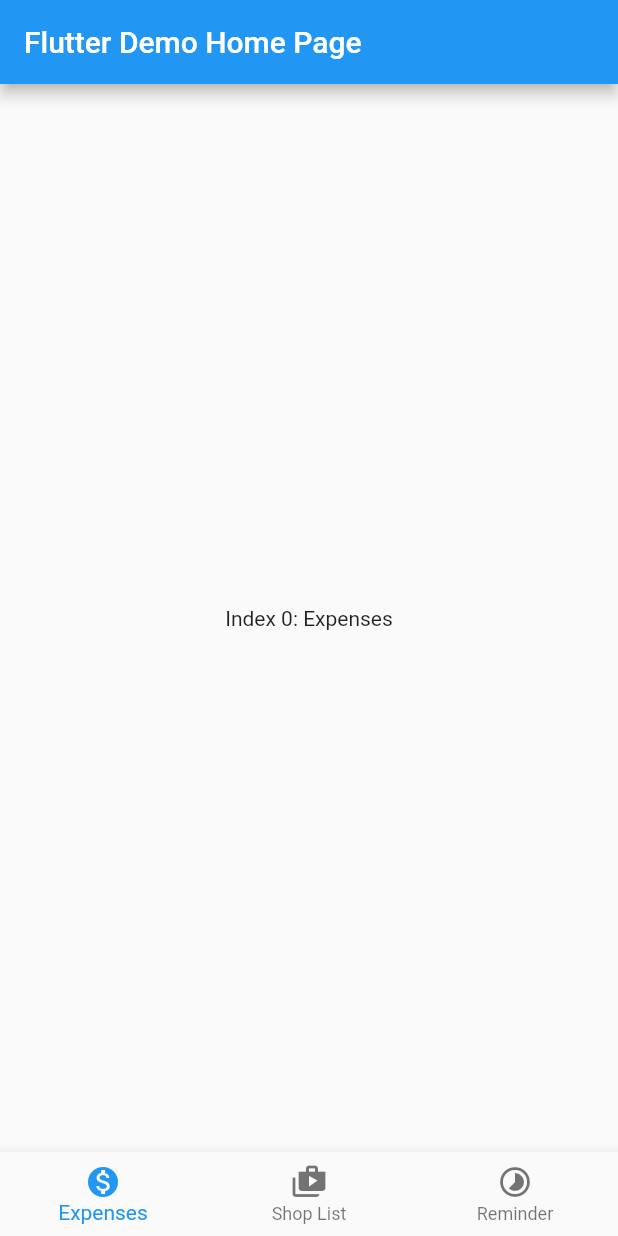
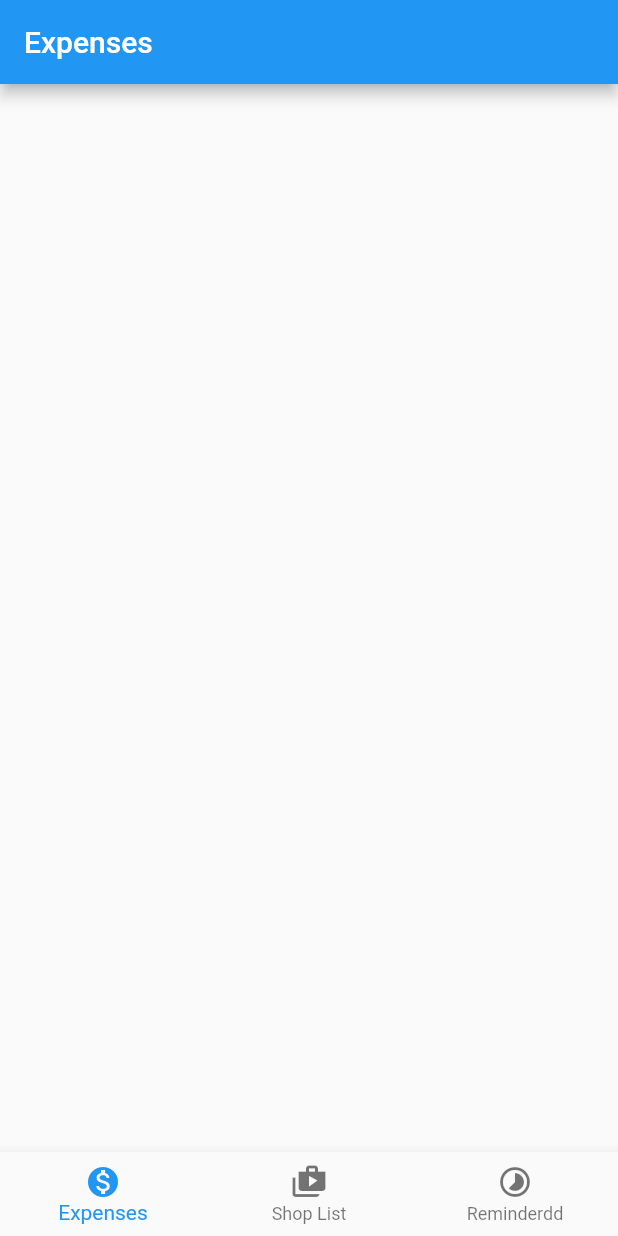
Before and after one commit to abhiyankhanal/Daily-utilities-app, a Flutter app: the screen it shows after launch, on a phone screen of 412 x 824 dp. Run offline on Flutter 3.47's test engine with Material 2 defaults, Android fonts, the phone set to English and light mode, and no system bars; our stand-ins replace flutter_bloc.

Commit message:
added expense screen

```diff
--- a/lib/main.dart
+++ b/lib/main.dart
@@ -14,7 +14,7 @@ class MyApp extends StatelessWidget {
   @override
   Widget build(BuildContext context) {
     return MaterialApp(
-      title: 'Flutter Demo',
+      title: 'Daily Utilities',
       theme: ThemeData(
         bottomAppBarColor: mainCol,
         buttonTheme: const ButtonThemeData(
--- a/lib/presentation/routes/routes.dart
+++ b/lib/presentation/routes/routes.dart
@@ -7,16 +7,15 @@ class AppRouter {
     switch (settings.name) {
       case '/':
         return MaterialPageRoute(
-          builder: (context) =>
-              const MyHomePage(title: 'Flutter Demo Home Page'),
+          builder: (context) => MyHomePage(),
         );
       case '/second':
         return MaterialPageRoute(
-          builder: (context) => const MyHomePage(title: 'Second'),
+          builder: (context) => MyHomePage(),
         );
       default:
         return MaterialPageRoute(
-          builder: (context) => const MyHomePage(title: 'Second'),
+          builder: (context) => MyHomePage(),
         );
     }
   }
--- /dev/null
+++ b/lib/presentation/screens/expenses.dart
@@ -0,0 +1,14 @@
+import 'package:flutter/material.dart';
+
+class Expenses extends StatelessWidget {
+  const Expenses({super.key});
+
+  @override
+  Widget build(BuildContext context) {
+    return Scaffold(
+      appBar: AppBar(
+        title: const Text("Expenses"),
+      ),
+    );
+  }
+}
--- a/lib/presentation/screens/home.dart
+++ b/lib/presentation/screens/home.dart
@@ -1,10 +1,7 @@
 import 'package:flutter/material.dart';
+import 'package:simple/presentation/screens/expenses.dart';
 
 class MyHomePage extends StatefulWidget {
-  const MyHomePage({super.key, required this.title});
-
-  final String title;
-
   @override
   State<MyHomePage> createState() => _MyHomePageState();
 }
@@ -18,9 +15,7 @@ class _MyHomePageState extends State<MyHomePage> {
   }
 
   static const List<Widget> _widgetOptions = <Widget>[
-    Text(
-      'Index 0: Expenses',
-    ),
+    Expenses(),
     Text(
       'Index 1: Shop List',
     ),
@@ -32,9 +27,6 @@ class _MyHomePageState extends State<MyHomePage> {
   @override
   Widget build(BuildContext context) {
     return Scaffold(
-      appBar: AppBar(
-        title: Text(widget.title),
-      ),
       bottomNavigationBar: BottomNavigationBar(
         items: const <BottomNavigationBarItem>[
           BottomNavigationBarItem(
@@ -47,14 +39,14 @@ class _MyHomePageState extends State<MyHomePage> {
           ),
           BottomNavigationBarItem(
             icon: Icon(Icons.timelapse),
-            label: 'Reminder',
+            label: 'Reminderdd',
           ),
         ],
         currentIndex: _selectedIndex,
         onTap: _onItemTapped,
       ),
       body: Center(
-        child: _widgetOptions.elementAt(_selectedIndex),
+        child: _widgetOptions[_selectedIndex],
       ),
     );
   }
```
